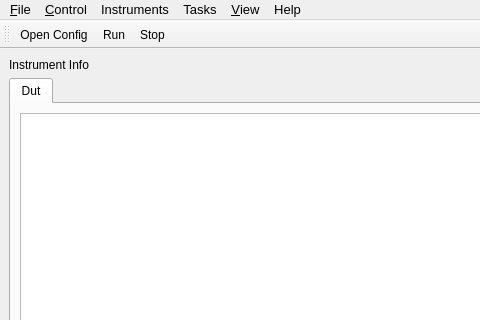
Old version of the form rgagui/ui/taskmain.ui in the repository thinkSRS/srsgui; both pictures show x 0 to 480 and y 0 to 320 of the 1140 by 688 pixel window.
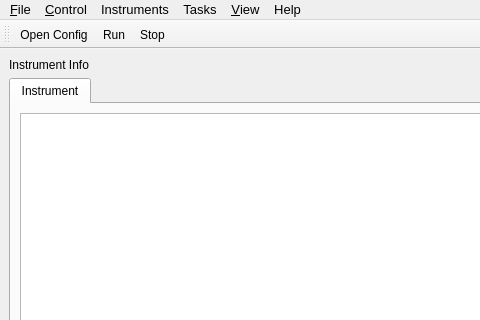
New version of the form. Icons and pictures are not drawn.

Patch:
```diff
--- a/rgagui/ui/taskmain.ui
+++ b/rgagui/ui/taskmain.ui
@@ -43,7 +43,7 @@
            </property>
            <widget class="QWidget" name="tab">
             <attribute name="title">
-             <string>Dut</string>
+             <string>Instrument</string>
             </attribute>
             <layout class="QHBoxLayout" name="horizontalLayout_3">
              <item>
```
